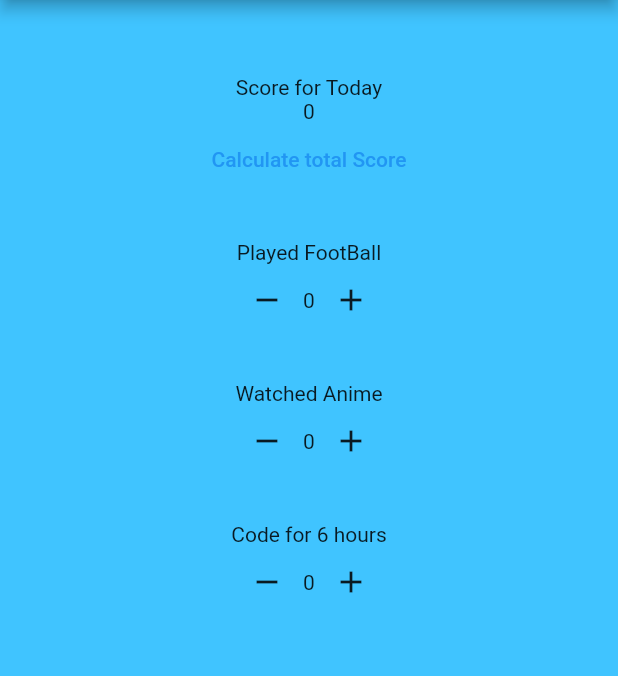
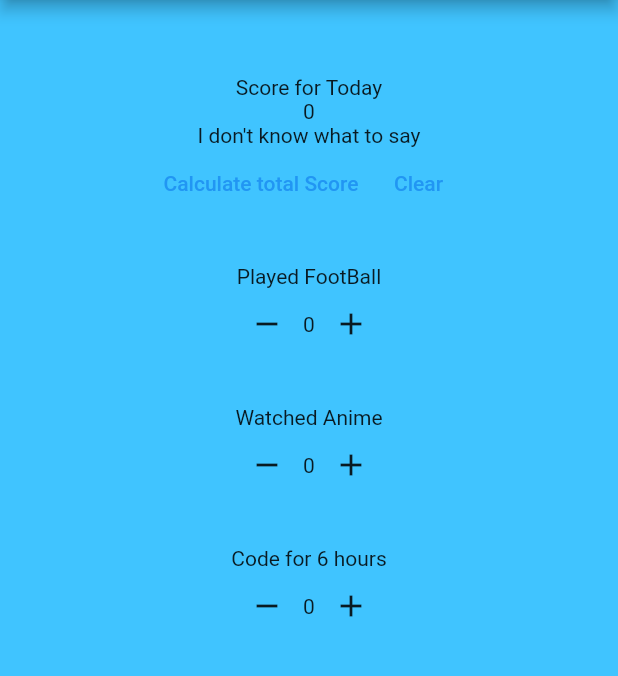
Before and after one commit to Vikkybliz/daily-activity-counter-part2, a Flutter app: the screen it shows after launch, after a tap on "Calculate total Score", on a phone screen of 412 x 824 dp, the part 84-760 px from its top. Run offline on Flutter 3.47's test engine with Material 2 defaults, Android fonts, the phone set to English and light mode, and no system bars.

Commit message:
part 2 counter app

```diff
--- a/lib/main.dart
+++ b/lib/main.dart
@@ -27,6 +27,7 @@ class _CounterAppState extends State<CounterApp> {
   int football = 0;
   int anime = 0;
   int code = 0;
+  String textResult = '';
   @override
   Widget build(BuildContext context) {
     return Scaffold(
@@ -43,11 +44,35 @@ class _CounterAppState extends State<CounterApp> {
             children: [
               Text('Score for Today'),
               Text('$totalScore'),
-              TextButton(onPressed: () {
-                setState(() {
-                  totalScore = football + anime + code;
-                });
-              }, child: Text('Calculate total Score'))
+              Text(textResult),
+              Row(
+                mainAxisAlignment: MainAxisAlignment.center,
+                children: [
+                  TextButton(onPressed: () {
+                    setState(() {
+                      totalScore = football + anime + code;
+                      if (totalScore == 300){
+                        textResult = 'Perfect Score';
+                      }else if (totalScore > 100 && totalScore < 300 ){
+                        textResult = 'You can do better tomorrow';
+                      }else if (totalScore < 100){
+                        textResult = 'I don\'t know what to say';
+                      }
+                    });
+                  }, child: Text('Calculate total Score')),
+                  TextButton(
+                    onPressed: () {
+                      setState(() {
+                        totalScore = 0;
+                        football = 0;
+                        anime = 0;
+                        code = 0;
+                      });
+                    },
+                    child: Text('Clear'),
+                  )
+                ],
+              ),
           ],
         ),
             SizedBox(height: 30,),
```
